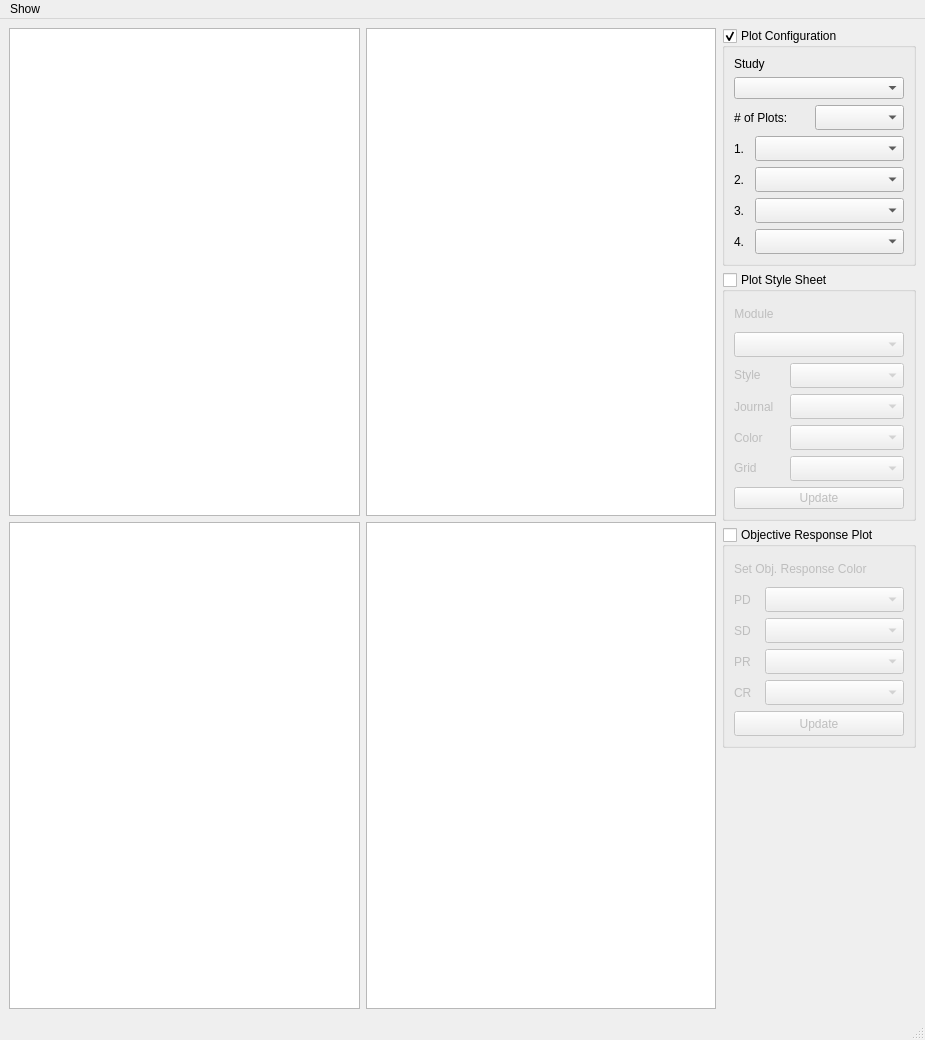
Old version of the form src/TumorVolumeStudyView.ui in the repository DennisDean/TumorVolumetrics.
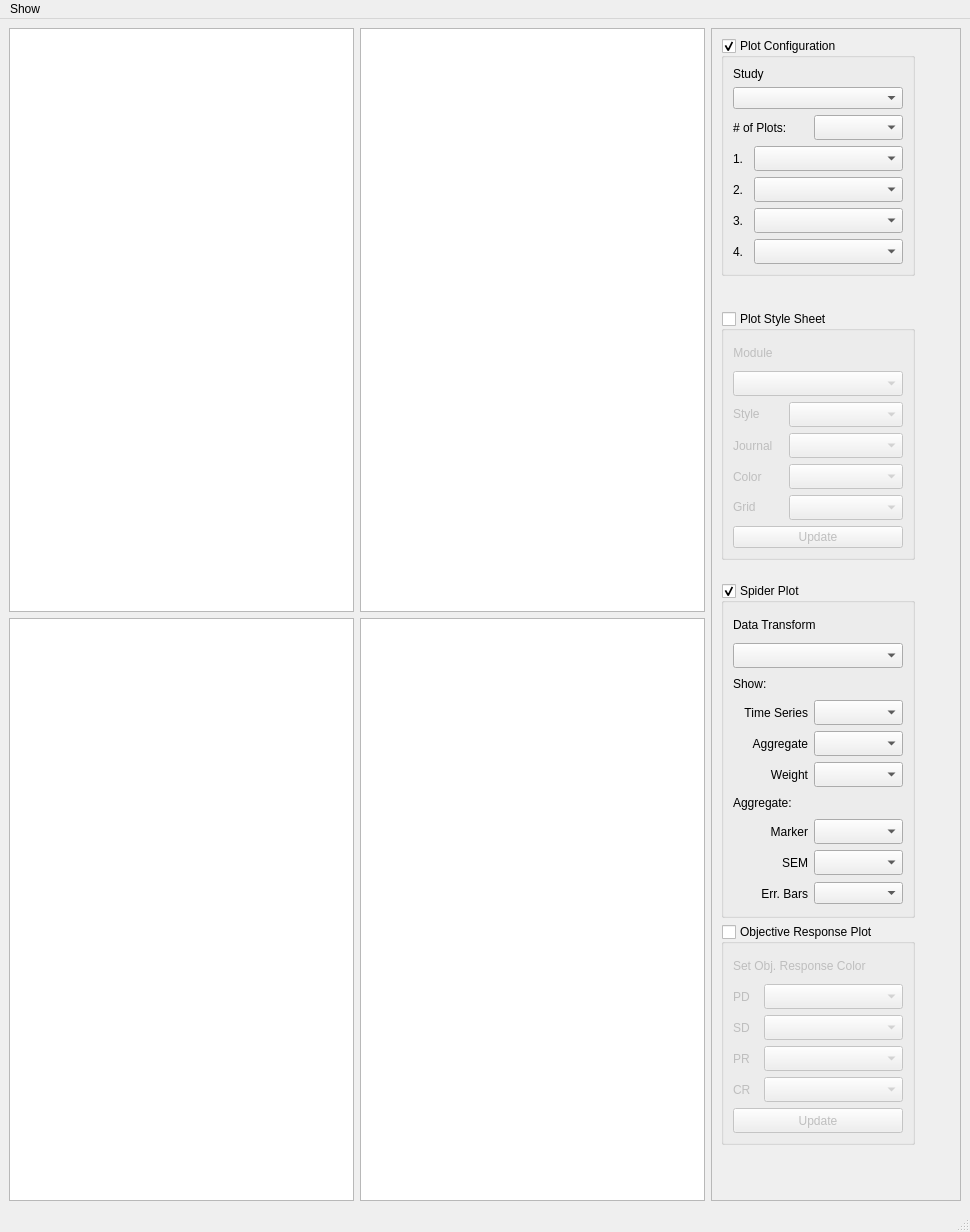
New version of the form.

Commit message: Added scroll bar so configuration group boxes has expansion room. Added group box for configuring spider.

What changed in the file:
```diff
--- a/src/TumorVolumeStudyView.ui
+++ b/src/TumorVolumeStudyView.ui
@@ -6,8 +6,8 @@
    <rect>
     <x>0</x>
     <y>0</y>
-    <width>925</width>
-    <height>1040</height>
+    <width>970</width>
+    <height>1232</height>
    </rect>
   </property>
   <property name="windowTitle">
@@ -45,7 +45,46 @@
         </item>
         <item>
          <layout class="QVBoxLayout" name="verticalLayout_visual_graph_settings">
-          <item>
+          <item alignment="Qt::AlignRight">
+           <widget class="QScrollArea" name="scrollArea">
+            <property name="sizePolicy">
+             <sizepolicy hsizetype="Minimum" vsizetype="MinimumExpanding">
+              <horstretch>0</horstretch>
+              <verstretch>0</verstretch>
+             </sizepolicy>
+            </property>
+            <property name="minimumSize">
+             <size>
+              <width>250</width>
+              <height>0</height>
+             </size>
+            </property>
+            <property name="maximumSize">
+             <size>
+              <width>250</width>
+              <height>16777215</height>
+             </size>
+            </property>
+            <property name="widgetResizable">
+             <bool>true</bool>
+            </property>
+            <widget class="QWidget" name="scrollAreaWidgetContents_3">
+             <property name="geometry">
+              <rect>
+               <x>0</x>
+               <y>0</y>
+               <width>231</width>
+               <height>1161</height>
+              </rect>
+             </property>
+             <property name="sizePolicy">
+              <sizepolicy hsizetype="Fixed" vsizetype="Minimum">
+               <horstretch>0</horstretch>
+               <verstretch>0</verstretch>
+              </sizepolicy>
+             </property>
+             <layout class="QVBoxLayout" name="verticalLayout_7">
+              <item alignment="Qt::AlignTop">
            <widget class="QGroupBox" name="groupBox_plot_configurations">
             <property name="sizePolicy">
              <sizepolicy hsizetype="Preferred" vsizetype="Fixed">
@@ -290,10 +329,10 @@
             </layout>
            </widget>
           </item>
-          <item>
+              <item alignment="Qt::AlignTop">
            <widget class="QGroupBox" name="groupBox_plot_style_sheet">
             <property name="sizePolicy">
-             <sizepolicy hsizetype="Preferred" vsizetype="Fixed">
+                 <sizepolicy hsizetype="Preferred" vsizetype="Minimum">
               <horstretch>0</horstretch>
               <verstretch>0</verstretch>
              </sizepolicy>
@@ -310,6 +349,9 @@
             <layout class="QVBoxLayout" name="verticalLayout_5">
              <item>
               <layout class="QVBoxLayout" name="verticalLayout_plot_style_group">
+                   <property name="sizeConstraint">
+                    <enum>QLayout::SetMinimumSize</enum>
+                   </property>
                <item>
                 <widget class="QLabel" name="label">
                  <property name="sizePolicy">
@@ -560,7 +602,399 @@
             </layout>
            </widget>
           </item>
+              <item alignment="Qt::AlignTop">
+               <widget class="QGroupBox" name="groupBox_configuration_spider">
+                <property name="sizePolicy">
+                 <sizepolicy hsizetype="Preferred" vsizetype="Fixed">
+                  <horstretch>0</horstretch>
+                  <verstretch>0</verstretch>
+                 </sizepolicy>
+                </property>
+                <property name="title">
+                 <string>Spider Plot</string>
+                </property>
+                <property name="checkable">
+                 <bool>true</bool>
+                </property>
+                <layout class="QVBoxLayout" name="verticalLayout_4">
           <item>
+                  <layout class="QVBoxLayout" name="verticalLayout_6">
+                   <item>
+                    <widget class="QLabel" name="label_6">
+                     <property name="sizePolicy">
+                      <sizepolicy hsizetype="Preferred" vsizetype="Fixed">
+                       <horstretch>0</horstretch>
+                       <verstretch>0</verstretch>
+                      </sizepolicy>
+                     </property>
+                     <property name="minimumSize">
+                      <size>
+                       <width>0</width>
+                       <height>25</height>
+                      </size>
+                     </property>
+                     <property name="maximumSize">
+                      <size>
+                       <width>16777215</width>
+                       <height>25</height>
+                      </size>
+                     </property>
+                     <property name="text">
+                      <string>Data Transform</string>
+                     </property>
+                    </widget>
+                   </item>
+                   <item>
+                    <layout class="QHBoxLayout" name="horizontalLayout_2">
+                     <item>
+                      <widget class="QComboBox" name="comboBox_config_data_transform">
+                       <property name="minimumSize">
+                        <size>
+                         <width>0</width>
+                         <height>25</height>
+                        </size>
+                       </property>
+                       <property name="maximumSize">
+                        <size>
+                         <width>16777215</width>
+                         <height>25</height>
+                        </size>
+                       </property>
+                      </widget>
+                     </item>
+                    </layout>
+                   </item>
+                   <item>
+                    <widget class="QLabel" name="label_8">
+                     <property name="sizePolicy">
+                      <sizepolicy hsizetype="Preferred" vsizetype="Fixed">
+                       <horstretch>0</horstretch>
+                       <verstretch>0</verstretch>
+                      </sizepolicy>
+                     </property>
+                     <property name="minimumSize">
+                      <size>
+                       <width>0</width>
+                       <height>20</height>
+                      </size>
+                     </property>
+                     <property name="maximumSize">
+                      <size>
+                       <width>16777215</width>
+                       <height>20</height>
+                      </size>
+                     </property>
+                     <property name="text">
+                      <string>Show:</string>
+                     </property>
+                    </widget>
+                   </item>
+                   <item>
+                    <layout class="QHBoxLayout" name="horizontalLayout_18">
+                     <item>
+                      <widget class="QLabel" name="label_22">
+                       <property name="sizePolicy">
+                        <sizepolicy hsizetype="Preferred" vsizetype="Fixed">
+                         <horstretch>0</horstretch>
+                         <verstretch>0</verstretch>
+                        </sizepolicy>
+                       </property>
+                       <property name="minimumSize">
+                        <size>
+                         <width>75</width>
+                         <height>25</height>
+                        </size>
+                       </property>
+                       <property name="maximumSize">
+                        <size>
+                         <width>75</width>
+                         <height>25</height>
+                        </size>
+                       </property>
+                       <property name="text">
+                        <string>Time Series</string>
+                       </property>
+                       <property name="alignment">
+                        <set>Qt::AlignRight|Qt::AlignTrailing|Qt::AlignVCenter</set>
+                       </property>
+                      </widget>
+                     </item>
+                     <item>
+                      <widget class="QComboBox" name="comboBox_spider_time_series">
+                       <property name="minimumSize">
+                        <size>
+                         <width>0</width>
+                         <height>25</height>
+                        </size>
+                       </property>
+                       <property name="maximumSize">
+                        <size>
+                         <width>16777215</width>
+                         <height>25</height>
+                        </size>
+                       </property>
+                      </widget>
+                     </item>
+                    </layout>
+                   </item>
+                   <item>
+                    <layout class="QHBoxLayout" name="horizontalLayout_5">
+                     <item>
+                      <widget class="QLabel" name="label_9">
+                       <property name="sizePolicy">
+                        <sizepolicy hsizetype="Preferred" vsizetype="Fixed">
+                         <horstretch>0</horstretch>
+                         <verstretch>0</verstretch>
+                        </sizepolicy>
+                       </property>
+                       <property name="minimumSize">
+                        <size>
+                         <width>75</width>
+                         <height>25</height>
+                        </size>
+                       </property>
+                       <property name="maximumSize">
+                        <size>
+                         <width>75</width>
+                         <height>25</height>
+                        </size>
+                       </property>
+                       <property name="text">
+                        <string>Aggregate</string>
+                       </property>
+                       <property name="alignment">
+                        <set>Qt::AlignRight|Qt::AlignTrailing|Qt::AlignVCenter</set>
+                       </property>
+                      </widget>
+                     </item>
+                     <item>
+                      <widget class="QComboBox" name="comboBox_spider_aggregate">
+                       <property name="minimumSize">
+                        <size>
+                         <width>0</width>
+                         <height>25</height>
+                        </size>
+                       </property>
+                       <property name="maximumSize">
+                        <size>
+                         <width>16777215</width>
+                         <height>25</height>
+                        </size>
+                       </property>
+                      </widget>
+                     </item>
+                    </layout>
+                   </item>
+                   <item>
+                    <layout class="QHBoxLayout" name="horizontalLayout_4">
+                     <item>
+                      <widget class="QLabel" name="label_7">
+                       <property name="sizePolicy">
+                        <sizepolicy hsizetype="Preferred" vsizetype="Fixed">
+                         <horstretch>0</horstretch>
+                         <verstretch>0</verstretch>
+                        </sizepolicy>
+                       </property>
+                       <property name="minimumSize">
+                        <size>
+                         <width>75</width>
+                         <height>25</height>
+                        </size>
+                       </property>
+                       <property name="maximumSize">
+                        <size>
+                         <width>75</width>
+                         <height>25</height>
+                        </size>
+                       </property>
+                       <property name="text">
+                        <string>Weight</string>
+                       </property>
+                       <property name="alignment">
+                        <set>Qt::AlignRight|Qt::AlignTrailing|Qt::AlignVCenter</set>
+                       </property>
+                      </widget>
+                     </item>
+                     <item>
+                      <widget class="QComboBox" name="comboBox_spider_weight">
+                       <property name="minimumSize">
+                        <size>
+                         <width>0</width>
+                         <height>25</height>
+                        </size>
+                       </property>
+                       <property name="maximumSize">
+                        <size>
+                         <width>16777215</width>
+                         <height>25</height>
+                        </size>
+                       </property>
+                      </widget>
+                     </item>
+                    </layout>
+                   </item>
+                   <item>
+                    <widget class="QLabel" name="label_23">
+                     <property name="sizePolicy">
+                      <sizepolicy hsizetype="Preferred" vsizetype="Fixed">
+                       <horstretch>0</horstretch>
+                       <verstretch>0</verstretch>
+                      </sizepolicy>
+                     </property>
+                     <property name="minimumSize">
+                      <size>
+                       <width>0</width>
+                       <height>20</height>
+                      </size>
+                     </property>
+                     <property name="maximumSize">
+                      <size>
+                       <width>16777215</width>
+                       <height>20</height>
+                      </size>
+                     </property>
+                     <property name="text">
+                      <string>Aggregate:</string>
+                     </property>
+                    </widget>
+                   </item>
+                   <item>
+                    <layout class="QHBoxLayout" name="horizontalLayout_19">
+                     <item>
+                      <widget class="QLabel" name="label_24">
+                       <property name="sizePolicy">
+                        <sizepolicy hsizetype="Preferred" vsizetype="Fixed">
+                         <horstretch>0</horstretch>
+                         <verstretch>0</verstretch>
+                        </sizepolicy>
+                       </property>
+                       <property name="minimumSize">
+                        <size>
+                         <width>75</width>
+                         <height>25</height>
+                        </size>
+                       </property>
+                       <property name="maximumSize">
+                        <size>
+                         <width>75</width>
+                         <height>25</height>
+                        </size>
+                       </property>
+                       <property name="text">
+                        <string>Marker</string>
+                       </property>
+                       <property name="alignment">
+                        <set>Qt::AlignRight|Qt::AlignTrailing|Qt::AlignVCenter</set>
+                       </property>
+                      </widget>
+                     </item>
+                     <item>
+                      <widget class="QComboBox" name="comboBox_spider_marker">
+                       <property name="minimumSize">
+                        <size>
+                         <width>0</width>
+                         <height>25</height>
+                        </size>
+                       </property>
+                       <property name="maximumSize">
+                        <size>
+                         <width>16777215</width>
+                         <height>25</height>
+                        </size>
+                       </property>
+                      </widget>
+                     </item>
+                    </layout>
+                   </item>
+                   <item>
+                    <layout class="QHBoxLayout" name="horizontalLayout_24">
+                     <item>
+                      <widget class="QLabel" name="label_26">
+                       <property name="sizePolicy">
+                        <sizepolicy hsizetype="Preferred" vsizetype="Fixed">
+                         <horstretch>0</horstretch>
+                         <verstretch>0</verstretch>
+                        </sizepolicy>
+                       </property>
+                       <property name="minimumSize">
+                        <size>
+                         <width>75</width>
+                         <height>25</height>
+                        </size>
+                       </property>
+                       <property name="maximumSize">
+                        <size>
+                         <width>75</width>
+                         <height>25</height>
+                        </size>
+                       </property>
+                       <property name="text">
+                        <string>SEM</string>
+                       </property>
+                       <property name="alignment">
+                        <set>Qt::AlignRight|Qt::AlignTrailing|Qt::AlignVCenter</set>
+                       </property>
+                      </widget>
+                     </item>
+                     <item>
+                      <widget class="QComboBox" name="comboBox_spider_sem">
+                       <property name="minimumSize">
+                        <size>
+                         <width>0</width>
+                         <height>25</height>
+                        </size>
+                       </property>
+                       <property name="maximumSize">
+                        <size>
+                         <width>16777215</width>
+                         <height>25</height>
+                        </size>
+                       </property>
+                      </widget>
+                     </item>
+                    </layout>
+                   </item>
+                   <item>
+                    <layout class="QHBoxLayout" name="horizontalLayout_23">
+                     <item>
+                      <widget class="QLabel" name="label_25">
+                       <property name="sizePolicy">
+                        <sizepolicy hsizetype="Fixed" vsizetype="Fixed">
+                         <horstretch>0</horstretch>
+                         <verstretch>0</verstretch>
+                        </sizepolicy>
+                       </property>
+                       <property name="minimumSize">
+                        <size>
+                         <width>75</width>
+                         <height>25</height>
+                        </size>
+                       </property>
+                       <property name="maximumSize">
+                        <size>
+                         <width>75</width>
+                         <height>25</height>
+                        </size>
+                       </property>
+                       <property name="text">
+                        <string>Err. Bars</string>
+                       </property>
+                       <property name="alignment">
+                        <set>Qt::AlignRight|Qt::AlignTrailing|Qt::AlignVCenter</set>
+                       </property>
+                      </widget>
+                     </item>
+                     <item>
+                      <widget class="QComboBox" name="comboBox_6"/>
+                     </item>
+                    </layout>
+                   </item>
+                  </layout>
+                 </item>
+                </layout>
+               </widget>
+              </item>
+              <item alignment="Qt::AlignTop">
            <widget class="QGroupBox" name="groupBox_objective_response">
             <property name="sizePolicy">
              <sizepolicy hsizetype="Preferred" vsizetype="Fixed">
@@ -821,11 +1255,8 @@
             </layout>
            </widget>
           </item>
-          <item>
-           <widget class="QLabel" name="label_10">
-            <property name="text">
-             <string/>
-            </property>
+             </layout>
+            </widget>
            </widget>
           </item>
          </layout>
@@ -841,7 +1272,7 @@
     <rect>
      <x>0</x>
      <y>0</y>
-     <width>925</width>
+     <width>970</width>
      <height>23</height>
     </rect>
    </property>
```
Lines whose indentation alone changed are shown as unchanged. The commit also changes 2 other files.
